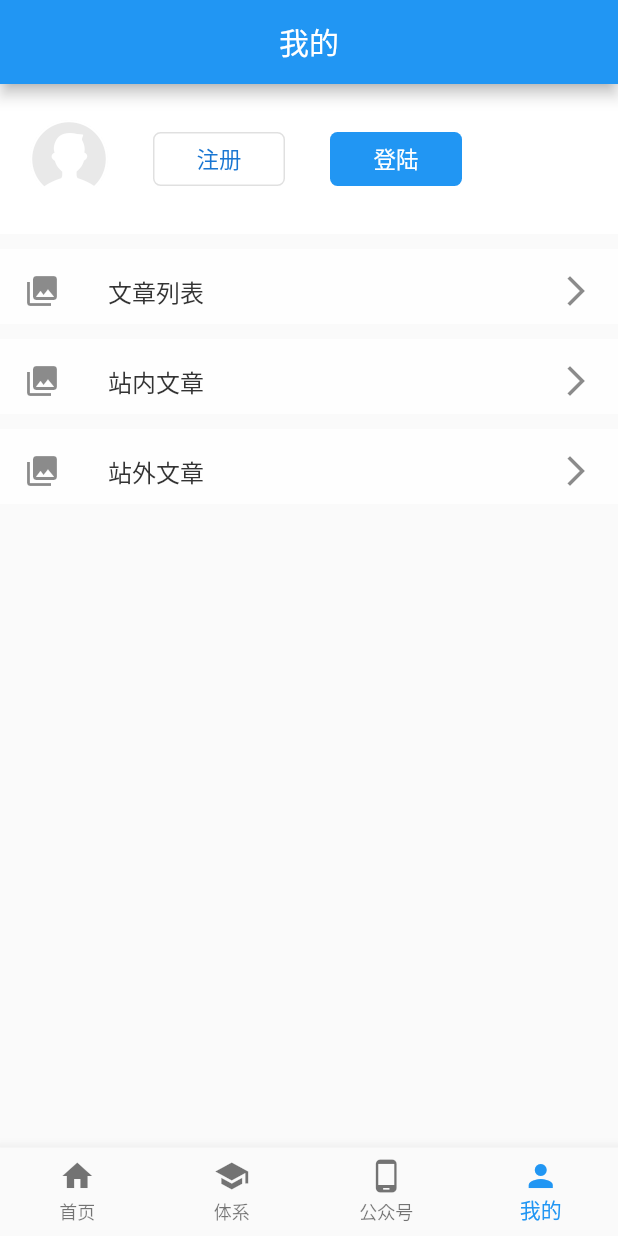
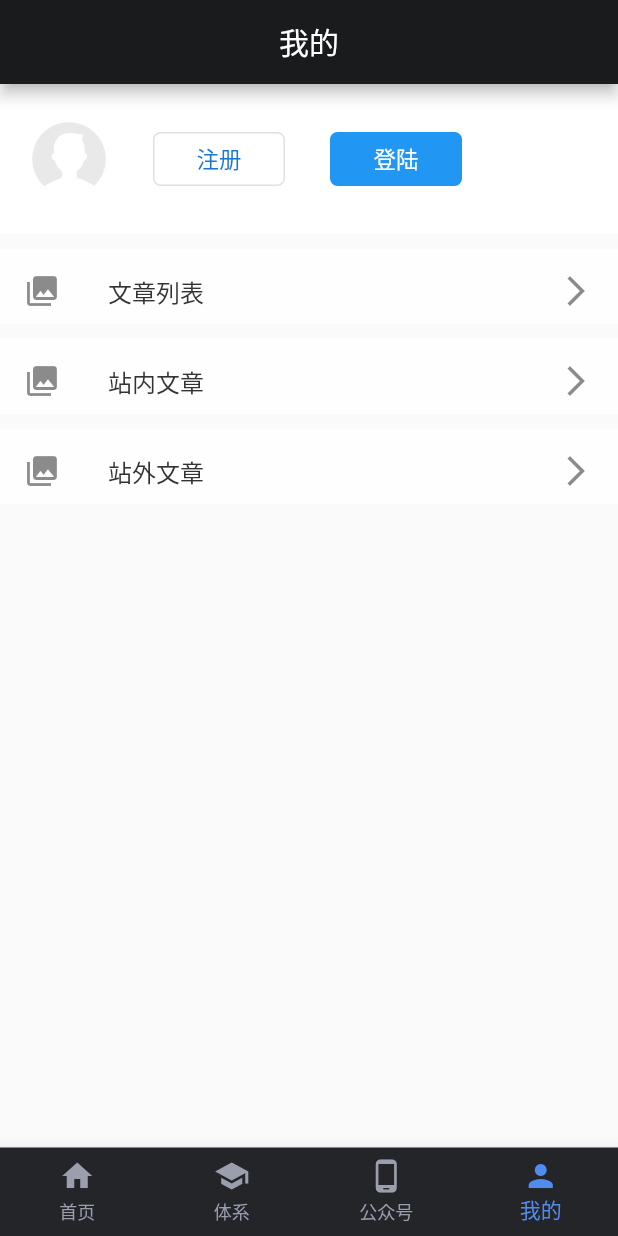
Before and after one commit to SlamDunk007/playflutter, a Flutter app: the screen it shows after launch, swiped to page 4, on a phone screen of 412 x 824 dp. Run offline on Flutter 3.47's test engine with Material 2 defaults, Android fonts, the phone set to English and light mode, and no system bars; our stand-ins replace dio, event_bus, flutter_swiper, shared_preferences; missing offline and left inert: flutter_webview_plugin; network calls fail.

Commit message:
[+master]修改app主题和打包秘钥

```diff
--- a/lib/colors/CustomColors.dart
+++ b/lib/colors/CustomColors.dart
@@ -12,5 +12,8 @@ class CustomColors{
   static const Color color_dce2ee = Color(0xffdce2ee);
   static const Color color_1a1b1d = Color(0xff1a1b1d);
   static const Color color_f7f8f8 = Color(0xfff7f8f8);
+  static const Color color_232529 = Color(0xff232529);
+  static const Color color_2f323a = Color(0xff2f323a);
+  static const Color color_242730 = Color(0xff242730);
 
 }
--- a/lib/main.dart
+++ b/lib/main.dart
@@ -1,4 +1,5 @@
 import 'package:flutter/material.dart';
+import 'package:playflutter/colors/CustomColors.dart';
 import 'package:playflutter/ui/Home.dart';
 import 'package:playflutter/ui/Personal.dart';
 import 'package:playflutter/ui/System.dart';
@@ -17,7 +18,7 @@ class MyApp extends StatelessWidget {
     return MaterialApp(
       title: 'Flutter Demo',
       theme: ThemeData(
-        primarySwatch: Colors.blue,
+        primaryColor: CustomColors.color_1a1b1d
       ),
       home: HomePage(homeTitle: 'Play Flutter'),
     );
@@ -77,24 +78,30 @@ class HomePageState extends State<HomePage> {
             items: <BottomNavigationBarItem>[
               BottomNavigationBarItem(
                   icon: Icon(Icons.home),
-                  title: Text("首页"),
-                  backgroundColor: Colors.blue),
+                  title: Text(
+                    "首页",
+                  )),
               BottomNavigationBarItem(
                   icon: Icon(Icons.school),
-                  title: Text("体系"),
-                  backgroundColor: Colors.blue),
+                  title: Text(
+                    "体系",
+                  )),
               BottomNavigationBarItem(
                   icon: Icon(Icons.phone_android),
-                  title: Text("公众号"),
-                  backgroundColor: Colors.blue),
+                  title: Text(
+                    "公众号",
+                  )),
               BottomNavigationBarItem(
                   icon: Icon(Icons.person),
-                  title: Text("我的"),
-                  backgroundColor: Colors.blue)
+                  title: Text(
+                    "我的",
+                  ))
             ],
             currentIndex: currentIndex,
             type: BottomNavigationBarType.fixed,
-            fixedColor: Colors.blue,
+            backgroundColor: CustomColors.color_232529,
+            selectedItemColor: CustomColors.color_508cee,
+            unselectedItemColor: CustomColors.color_9a9ead,
             onTap: _onBottomTab,
           ),
         ),
@@ -121,8 +128,7 @@ class HomePageState extends State<HomePage> {
    * 当底部tab被点击的时候
    */
   void _onBottomTab(int index) {
-    _pageController.animateToPage(index,
-        duration: Duration(milliseconds: 500), curve: Curves.easeInOut);
+    _pageController.jumpToPage(index);
     setState(() {
       currentIndex = index;
     });
```
Also changed, not shown: lib/ui/Home.dart (+15 -11 lines), lib/ui/Wechat.dart (+19 -9 lines), 3 other files.
